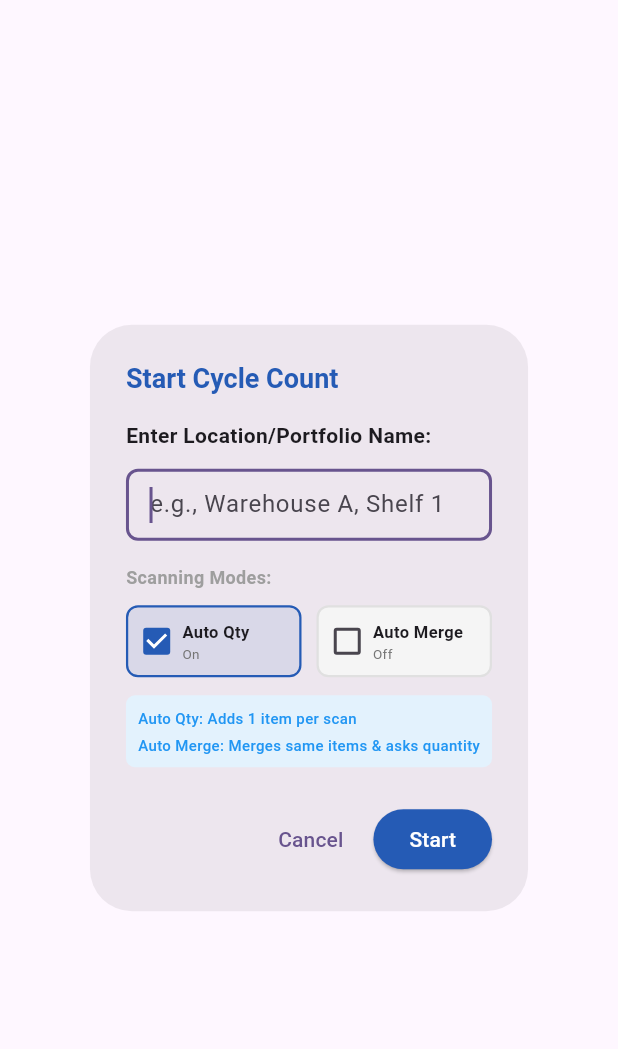
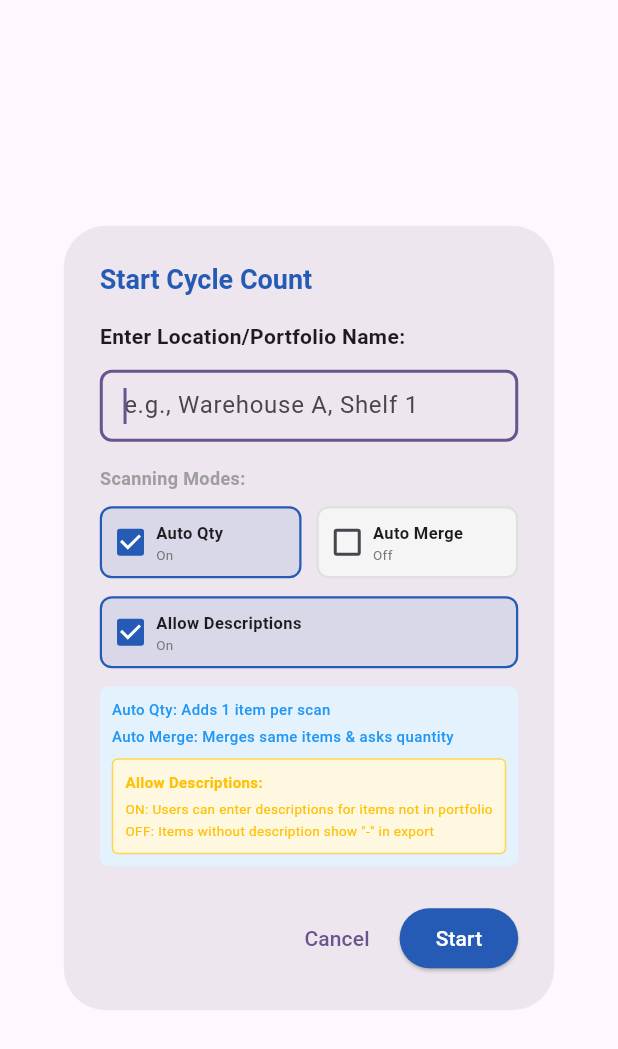
Before and after one commit to grextr01/romancewhmobile, a Flutter app: the PortfolioSelectionDialog widget shown alone on an empty page, opened directly, on a phone screen of 412 x 824 dp. Shown: the top 1049 px of the screen. Run offline on Flutter 3.47's test engine with Material 3 defaults, Android fonts, the phone set to English and light mode, and no system bars; our stand-ins replace dio, file_picker, flutter_bloc, fluttertoast, hive, hive_flutter and 4 more; missing offline and left inert: app_installer, excel; accounts and stored records are empty; network calls fail.

Commit message:
trying to do the manual desc

```diff
--- a/lib/Bloc/cycle_count/cycle_count_bloc_page.dart
+++ b/lib/Bloc/cycle_count/cycle_count_bloc_page.dart
@@ -41,6 +41,7 @@ class CycleCountBlocPage extends StatelessWidget {
       final portfolioName = result['portfolioName'] as String;
       final automaticQuantity = result['automaticQuantity'] as bool;
       final automaticMerge = result['automaticMerge'] as bool;
+      final allowManualDescriptions = result['allowManualDescriptions'] as bool;
 
       // Get cubit from main.dart
       final cubit = context.read<CycleCountCubit>();
@@ -48,6 +49,7 @@ class CycleCountBlocPage extends StatelessWidget {
       // Set the modes before initializing
       cubit.setAutomaticQuantityMode(automaticQuantity);
       cubit.setAutomaticMergeMode(automaticMerge);
+      cubit.setAllowManualDescriptions(allowManualDescriptions);
 
       // Initialize session
       final headerId = await cubit.initializeSession(portfolioName);
--- a/lib/Bloc/cycle_count/cycle_count_cubit.dart
+++ b/lib/Bloc/cycle_count/cycle_count_cubit.dart
@@ -51,6 +51,16 @@ class CycleCountCubit extends Cubit<CycleCountController> {
   /// Toggle automatic merge mode
   void toggleAutomaticMerge(bool value) {
     emit(state.copyWith(automaticMergeMode: value));
+  }
+
+  /// Set allow manual descriptions mode
+  void setAllowManualDescriptions(bool value) {
+    emit(state.copyWith(allowManualDescriptions: value));
+  }
+
+  /// Toggle allow manual descriptions mode
+  void toggleAllowManualDescriptions(bool value) {
+    emit(state.copyWith(allowManualDescriptions: value));
   }
 
   /// Get previously entered description for a barcode (from cache)
@@ -254,7 +264,18 @@ class CycleCountCubit extends Cubit<CycleCountController> {
           );
         }
 
-        // Item not found and no cached description - ask user to enter it
+        // If manual descriptions are disabled, add item without description
+        if (!state.allowManualDescriptions) {
+          return await _addItemWithDescription(
+            barcode: barcode,
+            itemCode: '',
+            description: '', // Empty description
+            quantity: quantity,
+            isAutomatic: isAutomatic,
+          );
+        }
+
+        // If manual descriptions are enabled, ask user to enter it
         emit(state.copyWith(
           error: true,
           errorMessage: 'Barcode not found in portfolio. Please enter description.',
@@ -597,12 +618,18 @@ class CycleCountCubit extends Cubit<CycleCountController> {
         ))
             .value = TextCellValue(detail['itemCode']?.toString() ?? '');
 
+        // Description with allowManualDescriptions check
+        final description = detail['description']?.toString() ?? '';
         sheet
             .cell(CellIndex.indexByColumnRow(
           columnIndex: 2,
           rowIndex: dataRowIndex,
         ))
-            .value = TextCellValue(detail['description']?.toString() ?? '');
+            .value = TextCellValue(
+          description.isEmpty && !state.allowManualDescriptions
+              ? '-'
+              : description,
+        );
 
         sheet
             .cell(CellIndex.indexByColumnRow(
--- a/lib/Controllers/cycle_count_controller.dart
+++ b/lib/Controllers/cycle_count_controller.dart
@@ -14,6 +14,7 @@ class CycleCountController {
   final int scannedQty;
   final bool automaticQuantityMode;
   final bool automaticMergeMode;
+  final bool allowManualDescriptions;
   final Map<String, dynamic>? selectedItem;
 
   CycleCountController({
@@ -29,6 +30,7 @@ class CycleCountController {
     this.scannedQty = 0,
     this.automaticQuantityMode = true,
     this.automaticMergeMode = false,
+    this.allowManualDescriptions = true,
     this.selectedItem,
   });
 
@@ -45,6 +47,7 @@ class CycleCountController {
     int? scannedQty,
     bool? automaticQuantityMode,
     bool? automaticMergeMode,
+    bool? allowManualDescriptions,
     Map<String, dynamic>? selectedItem,
   }) {
     return CycleCountController(
@@ -60,6 +63,7 @@ class CycleCountController {
       scannedQty: scannedQty ?? this.scannedQty,
       automaticQuantityMode: automaticQuantityMode ?? this.automaticQuantityMode,
       automaticMergeMode: automaticMergeMode ?? this.automaticMergeMode,
+      allowManualDescriptions: allowManualDescriptions ?? this.allowManualDescriptions,
       selectedItem: selectedItem ?? this.selectedItem,
     );
   }
--- a/lib/UI/Components.dart/cycle_count/portfolio_selection_dialog.dart
+++ b/lib/UI/Components.dart/cycle_count/portfolio_selection_dialog.dart
@@ -14,6 +14,7 @@ class _PortfolioSelectionDialogState extends State<PortfolioSelectionDialog> {
   final FocusNode portfolioFocusNode = FocusNode();
   bool automaticQuantity = true;
   bool automaticMerge = false;
+  bool allowManualDescriptions = true; // NEW TOGGLE
 
   @override
   void initState() {
@@ -74,6 +75,7 @@ class _PortfolioSelectionDialogState extends State<PortfolioSelectionDialog> {
                     'portfolioName': value.trim(),
                     'automaticQuantity': automaticQuantity,
                     'automaticMerge': automaticMerge,
+                    'allowManualDescriptions': allowManualDescriptions,
                   });
                 }
               },
@@ -89,7 +91,7 @@ class _PortfolioSelectionDialogState extends State<PortfolioSelectionDialog> {
               ),
             ),
             const SizedBox(height: 10),
-            // Mode toggles in a row
+            // Mode toggles - 2 columns
             Row(
               children: [
                 // Automatic Quantity Toggle
@@ -218,6 +220,66 @@ class _PortfolioSelectionDialogState extends State<PortfolioSelectionDialog> {
               ],
             ),
             const SizedBox(height: 12),
+            // Allow Manual Descriptions Toggle - NEW
+            Container(
+              padding: const EdgeInsets.symmetric(
+                horizontal: 10,
+                vertical: 8,
+              ),
+              decoration: BoxDecoration(
+                color: allowManualDescriptions
+                    ? secondaryColor.withValues(alpha: 0.1)
+                    : Colors.grey[100],
+                border: Border.all(
+                  color: allowManualDescriptions
+                      ? secondaryColor
+                      : Colors.grey[300]!,
+                  width: 1.5,
+                ),
+                borderRadius: BorderRadius.circular(8),
+              ),
+              child: Row(
+                mainAxisSize: MainAxisSize.min,
+                children: [
+                  SizedBox(
+                    width: 18,
+                    height: 18,
+                    child: Checkbox(
+                      value: allowManualDescriptions,
+                      onChanged: (value) {
+                        setState(() {
+                          allowManualDescriptions = value ?? true;
+                        });
+                      },
+                      activeColor: secondaryColor,
+                    ),
+                  ),
+                  const SizedBox(width: 8),
+                  Expanded(
+                    child: Column(
+                      crossAxisAlignment: CrossAxisAlignment.start,
+                      children: [
+                        const Text(
+                          'Allow Descriptions',
+                          style: TextStyle(
+                            fontSize: 11,
+                            fontWeight: FontWeight.w600,
+                          ),
+                        ),
+                        Text(
+                          allowManualDescriptions ? 'On' : 'Off',
+                          style: TextStyle(
+                            fontSize: 9,
+                            color: Colors.grey[600],
+                          ),
+                        ),
+                      ],
+                    ),
+                  ),
+                ],
+              ),
+            ),
+            const SizedBox(height: 12),
             // Info text
             Container(
               padding: const EdgeInsets.all(8),
@@ -243,6 +305,44 @@ class _PortfolioSelectionDialogState extends State<PortfolioSelectionDialog> {
                       fontSize: 10,
                       color: Colors.blue,
                       fontWeight: FontWeight.w500,
+                    ),
+                  ),
+                  const SizedBox(height: 8),
+                  Container(
+                    padding: const EdgeInsets.all(8),
+                    decoration: BoxDecoration(
+                      color: Colors.amber[50],
+                      borderRadius: BorderRadius.circular(4),
+                      border: Border.all(color: Colors.amber[300]!),
+                    ),
+                    child: Column(
+                      crossAxisAlignment: CrossAxisAlignment.start,
+                      children: [
+                        const Text(
+                          'Allow Descriptions:',
+                          style: TextStyle(
+                            fontSize: 10,
+                            fontWeight: FontWeight.w600,
+                            color: Colors.amber,
+                          ),
+                        ),
+                        const SizedBox(height: 4),
+                        const Text(
+                          'ON: Users can enter descriptions for items not in portfolio',
+                          style: TextStyle(
+                            fontSize: 9,
+                            color: Colors.amber,
+                          ),
+                        ),
+                        const SizedBox(height: 2),
+                        const Text(
+                          'OFF: Items without description show "-" in export',
+                          style: TextStyle(
+                            fontSize: 9,
+                            color: Colors.amber,
+                          ),
+                        ),
+                      ],
                     ),
                   ),
                 ],
@@ -275,6 +375,7 @@ class _PortfolioSelectionDialogState extends State<PortfolioSelectionDialog> {
               'portfolioName': portfolio,
               'automaticQuantity': automaticQuantity,
               'automaticMerge': automaticMerge,
+              'allowManualDescriptions': allowManualDescriptions,
             });
           },
           child: const Text(
```
Also changed, not shown: lib/UI/Components.dart/cycle_count/cycle_count_scanning_page.dart (+89 -70 lines), pubspec.lock.
